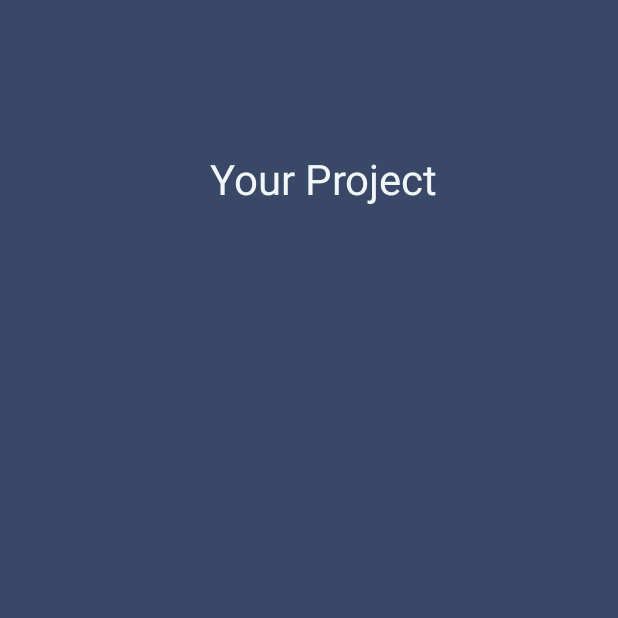
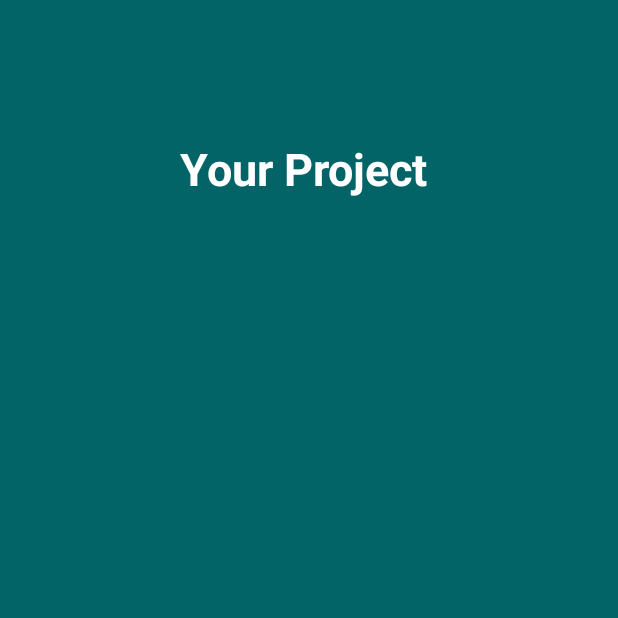
Before and after one commit to MaximeBourge/Eval_360_mobile_V2, an Android app: the Eleve screen opened directly, with no data from a screen before it, on a phone screen of 412 x 824 dp, the top half of it. Run offline under Robolectric (Android 15) with nearby library versions, the phone set to English and light mode, and no system bars; our stand-ins replace Firebase (no records; nobody signed in at launch, a user with empty details on screens opened directly); Roboto replaces fonts that are not available here.

Commit message:
Eleve marche

```diff
--- a/app/src/main/java/fr/isen/eval_360_mobile/MainActivity.kt
+++ b/app/src/main/java/fr/isen/eval_360_mobile/MainActivity.kt
@@ -10,6 +10,7 @@ import fr.isen.eval_360_mobile.fragments.ScreenSlidePagerAdapter
 import fr.isen.eval_360_mobile.studentView.Eleve
 import fr.isen.eval_360_mobile.studentView.NotationEleveActivity
 import fr.isen.eval_360_mobile.teacherView.HomePageTeacherActivity
+import fr.isen.eval_360_mobile.teacherView.ProjectDetailsActivity
 
 class MainActivity : AppCompatActivity() {
     @SuppressLint("MissingInflatedId")
@@ -19,13 +20,13 @@ class MainActivity : AppCompatActivity() {
 
         val buttonStudent = findViewById<Button>(R.id.btn_get_student)
         buttonStudent.setOnClickListener {
-            val intent = Intent(this, HomePageTeacherActivity::class.java)
+            val intent = Intent(this, ProjectDetailsActivity::class.java)
             startActivity(intent)
         }
 
         val buttonTeacher = findViewById<Button>(R.id.btn_get_teacher)
         buttonTeacher.setOnClickListener {
-            val intent = Intent(this, Login::class.java)
+            val intent = Intent(this, Eleve::class.java)
             startActivity(intent)
         }
     }
--- a/app/src/main/java/fr/isen/eval_360_mobile/fragments/EleveFragment.kt
+++ b/app/src/main/java/fr/isen/eval_360_mobile/fragments/EleveFragment.kt
@@ -9,7 +9,7 @@ import androidx.recyclerview.widget.RecyclerView
 import fr.isen.eval_360_mobile.R
 import fr.isen.eval_360_mobile.adapter.GroupAdapterAdrien
 
-class EleveFragment : Fragment() {/*
+class EleveFragment : Fragment() {
     override fun onCreateView(
         inflater: LayoutInflater,
         container: ViewGroup?,
@@ -23,5 +23,5 @@ class EleveFragment : Fragment() {/*
         return view
 
     }
-    */
+
 }
--- a/app/src/main/res/layout/activity_eleve.xml
+++ b/app/src/main/res/layout/activity_eleve.xml
@@ -5,19 +5,20 @@
     android:layout_width="match_parent"
     android:layout_height="match_parent"
     tools:context=".studentView.Eleve"
-    android:background="#C1AEAE"
-    android:backgroundTint="#394867">
+    android:background="#026467"
+    >
 
 
     <TextView
         android:id="@+id/textView2"
         android:layout_width="wrap_content"
         android:layout_height="wrap_content"
-        android:layout_marginStart="140dp"
-        android:layout_marginTop="100dp"
+        android:layout_marginStart="120dp"
+        android:layout_marginTop="92dp"
         android:text="Your Project"
-        android:textColor="#F1F6F9"
-        android:textSize="28sp"
+        android:textColor="@color/white"
+        android:textSize="30sp"
+        android:textStyle="bold"
         app:layout_constraintStart_toStartOf="parent"
         app:layout_constraintTop_toTopOf="parent" />
 
--- a/app/src/main/res/layout/activity_parameters_of_groups.xml
+++ b/app/src/main/res/layout/activity_parameters_of_groups.xml
@@ -5,6 +5,7 @@
     xmlns:tools="http://schemas.android.com/tools"
     android:layout_width="match_parent"
     android:layout_height="match_parent"
+    android:background="#026467"
     tools:context=".teacherView.ParametersOfGroupsActivity">
 
     <EditText
@@ -34,7 +35,10 @@
         android:layout_width="wrap_content"
         android:layout_height="wrap_content"
         android:layout_marginTop="64dp"
-        android:text="Name of group"
+        android:text="Name of the group"
+        android:textColor="@color/white"
+        android:typeface="serif"
+        android:textSize="30sp"
         app:layout_constraintEnd_toEndOf="parent"
         app:layout_constraintStart_toStartOf="parent"
         app:layout_constraintTop_toTopOf="parent" />
--- a/app/src/main/res/layout/activity_project_details.xml
+++ b/app/src/main/res/layout/activity_project_details.xml
@@ -15,7 +15,7 @@
         android:layout_marginTop="32dp"
         android:text="Your Projects"
         android:typeface="serif"
-        android:textSize="50sp"
+        android:textSize="40sp"
         android:textColor="#F9F9F9"
         app:layout_constraintEnd_toEndOf="parent"
         app:layout_constraintStart_toStartOf="parent"
--- /dev/null
+++ b/app/src/main/res/layout/fragment_eleve.xml
@@ -0,0 +1,14 @@
+<?xml version="1.0" encoding="utf-8"?>
+<LinearLayout xmlns:android="http://schemas.android.com/apk/res/android"
+    xmlns:app="http://schemas.android.com/apk/res-auto"
+    android:orientation="vertical"
+    android:layout_width="match_parent"
+    android:layout_height="match_parent">
+
+    <androidx.recyclerview.widget.RecyclerView
+        android:id="@+id/vertical_recycler_view"
+        android:layout_width="match_parent"
+        android:layout_height="600dp"
+        android:orientation="vertical"
+        app:layoutManager="androidx.recyclerview.widget.LinearLayoutManager" />
+</LinearLayout>
```
Also changed, not shown: app/src/main/java/fr/isen/eval_360_mobile/adapter/GroupAdapterAdrien.kt (+3 -8 lines), app/src/main/java/fr/isen/eval_360_mobile/teacherView/InProjectSelectedActivity.kt (+13 -13 lines), app/src/main/res/layout/activity_home_page_teacher.xml (+13 -13 lines), app/src/main/res/layout/activity_in_project_selected.xml (+31 -32 lines).
